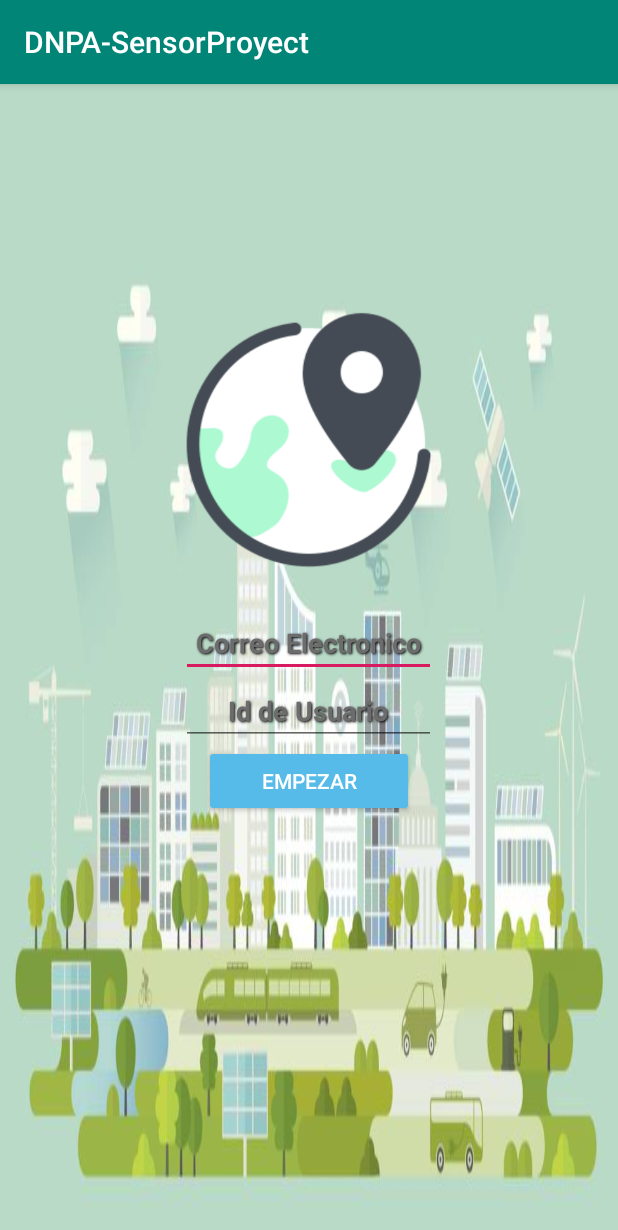
After one commit to josecaros/dnpa-sensorproyect, an Android app: the VistaInicial screen opened directly, with no data from a screen before it, on a phone screen of 412 x 824 dp. The commit adds this screen. Shown: the top 1230 px of the screen. Run offline under Robolectric (Android 15) with nearby library versions, the phone set to English and light mode, and no system bars.

Commit message:
Vistas iniciales

```diff
--- a/app/src/main/AndroidManifest.xml
+++ b/app/src/main/AndroidManifest.xml
@@ -9,7 +9,8 @@
         android:roundIcon="@mipmap/ic_launcher_round"
         android:supportsRtl="true"
         android:theme="@style/AppTheme">
-        <activity android:name=".MainActivity">
+        <activity android:name=".view.VistaInicial"></activity>
+        <activity android:name=".view.MainActivity">
             <intent-filter>
                 <action android:name="android.intent.action.MAIN" />
 
--- a/app/src/main/java/com/example/dnpa_sensorproyect/MainActivity.java
+++ b/app/src/main/java/com/example/dnpa_sensorproyect/view/MainActivity.java
@@ -1,8 +1,10 @@
-package com.example.dnpa_sensorproyect;
+package com.example.dnpa_sensorproyect.view;
 
 import androidx.appcompat.app.AppCompatActivity;
 
 import android.os.Bundle;
+
+import com.example.dnpa_sensorproyect.R;
 
 public class MainActivity extends AppCompatActivity {
 
--- /dev/null
+++ b/app/src/main/java/com/example/dnpa_sensorproyect/view/VistaInicial.java
@@ -0,0 +1,14 @@
+package com.example.dnpa_sensorproyect.view;
+
+import androidx.appcompat.app.AppCompatActivity;
+import android.os.Bundle;
+import com.example.dnpa_sensorproyect.R;
+
+public class VistaInicial extends AppCompatActivity {
+
+    @Override
+    protected void onCreate(Bundle savedInstanceState) {
+        super.onCreate(savedInstanceState);
+        setContentView(R.layout.activity_vista_inicial);
+    }
+}
--- a/app/src/main/res/layout/activity_main.xml
+++ b/app/src/main/res/layout/activity_main.xml
@@ -4,7 +4,7 @@
     xmlns:tools="http://schemas.android.com/tools"
     android:layout_width="match_parent"
     android:layout_height="match_parent"
-    tools:context=".MainActivity">
+    tools:context=".view.MainActivity">
 
     <TextView
         android:layout_width="wrap_content"
--- /dev/null
+++ b/app/src/main/res/layout/activity_vista_inicial.xml
@@ -0,0 +1,105 @@
+<?xml version="1.0" encoding="utf-8"?>
+<LinearLayout xmlns:android="http://schemas.android.com/apk/res/android"
+    xmlns:app="http://schemas.android.com/apk/res-auto"
+    xmlns:tools="http://schemas.android.com/tools"
+    android:id="@+id/container"
+    android:layout_width="match_parent"
+    android:layout_height="match_parent"
+    android:background="@drawable/ciudad"
+    android:orientation="vertical"
+    android:paddingLeft="16dp"
+    android:paddingTop="150dp"
+    android:paddingRight="16dp"
+    android:paddingBottom="16dp"
+    android:scaleType="centerCrop"
+    tools:context=".view.MainActivity">
+
+    <LinearLayout
+        android:layout_width="200dp"
+        android:layout_height="200dp"
+        android:layout_gravity="center"
+        android:orientation="vertical">
+
+        <ImageView
+            android:layout_width="180dp"
+            android:layout_height="180dp"
+            android:layout_gravity="center"
+            android:src="@drawable/location" />
+
+    </LinearLayout>
+
+    <LinearLayout
+        android:layout_width="wrap_content"
+        android:layout_height="wrap_content"
+        android:layout_gravity="center"
+        android:orientation="vertical">
+
+        <EditText
+            android:id="@+id/correoUser"
+            android:layout_width="170dp"
+            android:layout_height="wrap_content"
+            android:layout_gravity="center"
+            android:layout_marginStart="40dp"
+            android:layout_marginEnd="40dp"
+            android:hint="Correo Electronico"
+
+            android:imeOptions="actionDone"
+            android:inputType="text"
+            android:selectAllOnFocus="true"
+            android:shadowColor="@color/black"
+            android:shadowDx="1.2"
+            android:shadowDy="1.2"
+            android:shadowRadius="1.5"
+
+            android:textAlignment="center"
+            android:textColor="@color/white"
+            android:textColorHint="@color/darkgray"
+            android:textStyle="bold" />
+
+        <EditText
+            android:id="@+id/idUser"
+            android:layout_width="170dp"
+            android:layout_height="wrap_content"
+            android:layout_gravity="center"
+            android:layout_marginStart="40dp"
+            android:layout_marginEnd="40dp"
+            android:hint="Id de Usuario"
+
+            android:imeOptions="actionDone"
+            android:inputType="text"
+            android:selectAllOnFocus="true"
+            android:shadowColor="@color/black"
+            android:shadowDx="1.2"
+            android:shadowDy="1.2"
+            android:shadowRadius="1.5"
+
+            android:textAlignment="center"
+            android:textColor="@color/white"
+            android:textColorHint="@color/darkgray"
+            android:textStyle="bold" />
+
+    </LinearLayout>
+
+    <LinearLayout
+        android:layout_width="140dp"
+        android:layout_height="wrap_content"
+        android:layout_gravity="center">
+
+        <Button
+
+            android:id="@+id/login"
+            android:layout_width="match_parent"
+            android:layout_height="wrap_content"
+            android:layout_centerHorizontal="true"
+            android:layout_centerVertical="true"
+            android:drawablePadding="6dp"
+            android:enabled="true"
+            android:text="Empezar"
+            android:textAlignment="center"
+            android:textColor="@android:color/white"
+            app:backgroundTint="#57BBE9" />
+
+    </LinearLayout>
+
+
+</LinearLayout>
--- a/app/src/main/res/values/colors.xml
+++ b/app/src/main/res/values/colors.xml
@@ -1,6 +1,13 @@
 <?xml version="1.0" encoding="utf-8"?>
 <resources>
-    <color name="colorPrimary">#6200EE</color>
-    <color name="colorPrimaryDark">#3700B3</color>
-    <color name="colorAccent">#03DAC5</color>
+    <color name="colorPrimary">#008577</color>
+    <color name="colorPrimaryDark">#00574B</color>
+    <color name="colorAccent">#D81B60</color>
+    <color name="white">#fff</color>
+    <color name="black">#000</color>
+    <color name="darkgray">#6c6c6c</color>
+    <color name="transparent">#00000000</color>
+    <color name="Transparent80">#80000000</color>
+    <color name="main_top">#15aeb2</color>
+    <color name="main_bot">#2cb3b7</color>
 </resources>
```
Also changed, not shown: app/src/main/res/drawable/ciudad.jpg (added), app/src/main/res/drawable/location.png (added).
